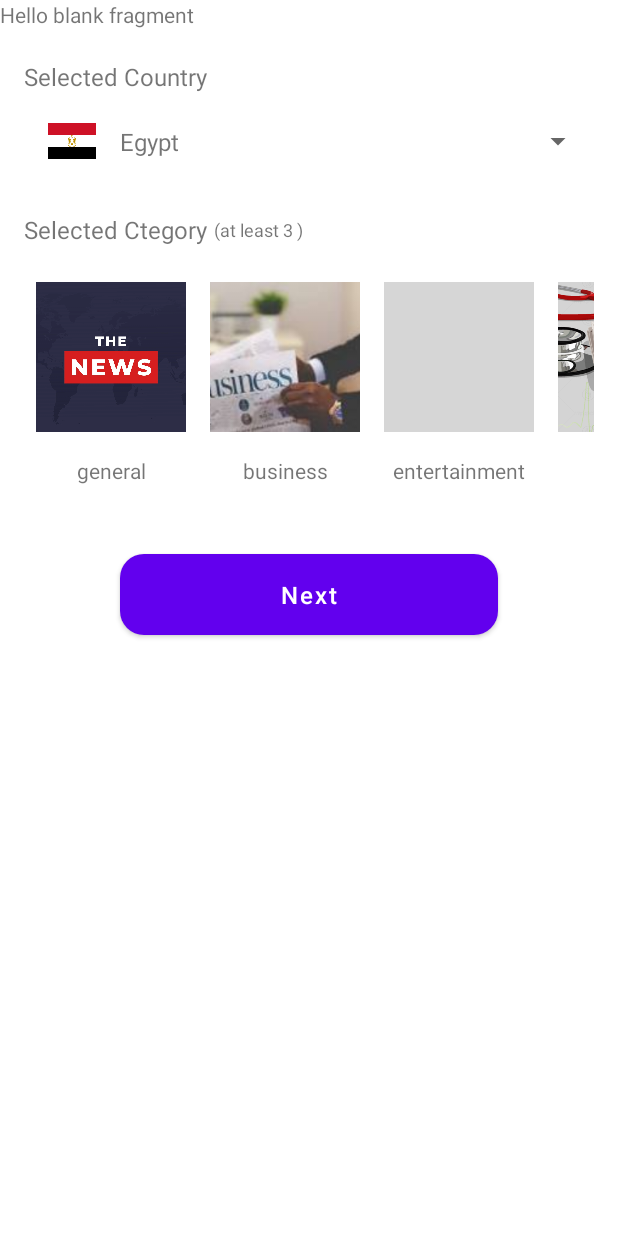
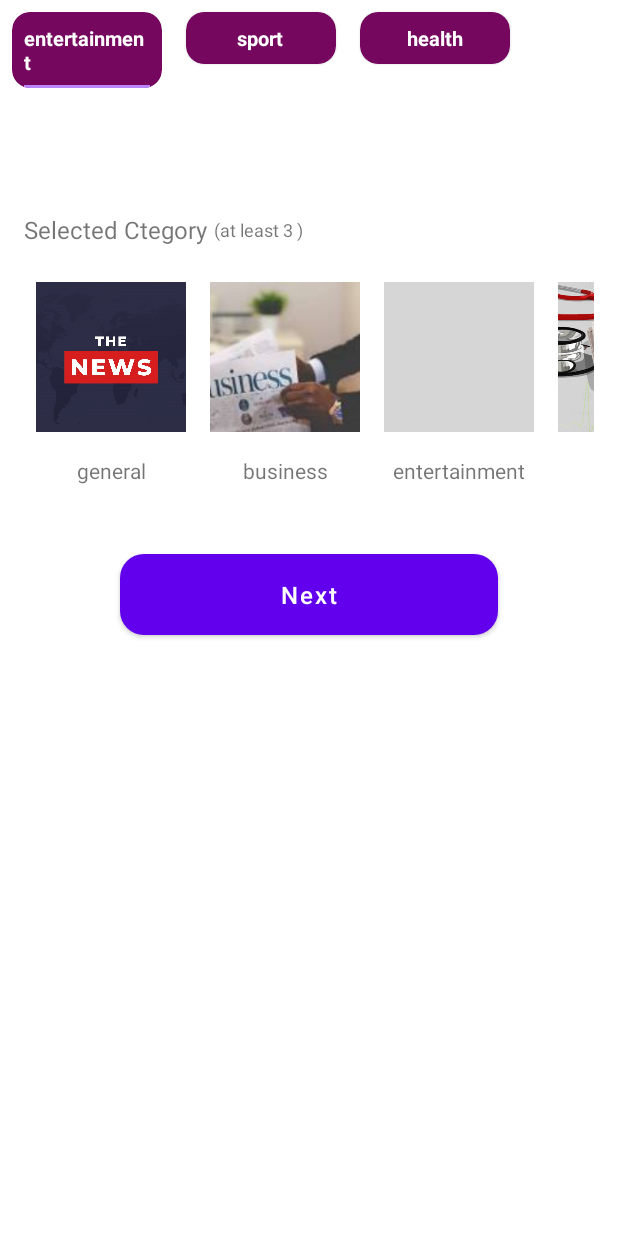
Before and after one commit to doaaessam98/NewsApp, an Android app: the fragment HomeFragment placed in its activity, on a phone screen of 412 x 824 dp. Run offline under Robolectric (Android 15) with nearby library versions, the phone set to English and light mode, and no system bars; our stand-ins replace data binding, navigation-ui, sdp/ssp sizes; grey boxes are pictures that could not be loaded.

Commit message:
design and implement category view in home screen

```diff
--- a/app/src/main/java/com/example/newsapp/models/Category.kt
+++ b/app/src/main/java/com/example/newsapp/models/Category.kt
@@ -2,4 +2,4 @@ package com.example.newsapp.models
 
 import android.graphics.drawable.Drawable
 
-data class Category (val name:String,val url:String)
+data class Category (val name:String, val url:String, var isSelected :Boolean = false)
--- a/app/src/main/java/com/example/newsapp/ui/MainActivity.kt
+++ b/app/src/main/java/com/example/newsapp/ui/MainActivity.kt
@@ -30,7 +30,7 @@ class MainActivity : AppCompatActivity() {
 
         navController.addOnDestinationChangedListener{ _,destination,_ ->
             when(destination.id){
-                R.id.onBoardingFragment-> {
+                R.id.onBoardingFragment,R.id.homeFragment-> {
                     supportActionBar?.hide()
 
 
--- /dev/null
+++ b/app/src/main/java/com/example/newsapp/ui/home/CategoryTabsAdapter.kt
@@ -0,0 +1,77 @@
+package com.example.newsapp.ui.home
+
+import android.content.ContentValues.TAG
+import android.opengl.Visibility
+import android.util.Log
+import android.view.LayoutInflater
+import android.view.View
+import android.view.ViewGroup
+import androidx.recyclerview.widget.RecyclerView
+import com.example.newsapp.databinding.CategoryListItemBinding
+import com.example.newsapp.models.Category
+import com.example.newsapp.utils.onclick
+
+
+class CategoryTabsAdapter(private var categories :List<Category>, val  onCategoryClick:(String)->Unit) : RecyclerView.Adapter<CategoryTabsAdapter.CategoryViewHolder>(){
+
+
+    override fun onCreateViewHolder(parent: ViewGroup, viewType: Int): CategoryViewHolder {
+        val view = CategoryListItemBinding.inflate(LayoutInflater.from(parent.context),parent,false)
+
+       return CategoryViewHolder(view)
+    }
+
+    override fun onBindViewHolder(holder: CategoryViewHolder, position: Int) {
+      val item = categories[position]
+
+        checkIsSelectedOrNot(item,holder)
+
+        holder.binding.tvSelectedCountry.text = item.name
+        holder.binding.cardItemCategory.onclick{
+            onCategoryClick(item.name)
+            categories.forEach { category ->
+                category.isSelected = category.name.equals(item.name)
+                checkIsSelectedOrNot(category,holder)
+//                if(category.name.equals(item.name)){
+//                    holder.binding.selectedTab.visibility = View.VISIBLE
+//                    category.isSelected = true
+//                } else{
+//                    holder.binding.selectedTab.visibility =View.GONE
+//                    category.isSelected = false
+//                }
+                //notifyItemChanged(position);
+               notifyDataSetChanged();
+
+
+            }
+        }
+
+
+    }
+
+    private fun checkIsSelectedOrNot(item: Category, holder: CategoryViewHolder) {
+        if(item.isSelected){
+            holder.binding.selectedTab.visibility = View.VISIBLE
+        } else{
+            holder.binding.selectedTab.visibility =View.GONE
+        }
+
+
+
+    }
+
+
+    override fun getItemCount(): Int {
+       return categories.size
+    }
+
+
+   fun submitList(newCategories: List<Category>){
+       categories = newCategories
+       this.notifyDataSetChanged()
+   }
+
+    class CategoryViewHolder(val binding: CategoryListItemBinding) :RecyclerView.ViewHolder(binding.root)
+
+
+}
--- a/app/src/main/java/com/example/newsapp/ui/home/HomeFragment.kt
+++ b/app/src/main/java/com/example/newsapp/ui/home/HomeFragment.kt
@@ -1,60 +1,50 @@
 package com.example.newsapp.ui.home
 
 import android.os.Bundle
-import androidx.fragment.app.Fragment
 import android.view.LayoutInflater
 import android.view.View
 import android.view.ViewGroup
-import com.example.newsapp.R
+import androidx.fragment.app.Fragment
+import androidx.recyclerview.widget.LinearLayoutManager
+import com.example.newsapp.databinding.FragmentHomeBinding
+import com.example.newsapp.models.Category
 
-// TODO: Rename parameter arguments, choose names that match
-// the fragment initialization parameters, e.g. ARG_ITEM_NUMBER
-private const val ARG_PARAM1 = "param1"
-private const val ARG_PARAM2 = "param2"
 
-/**
- * A simple [Fragment] subclass.
- * Use the [HomeFragment.newInstance] factory method to
- * create an instance of this fragment.
- */
 class HomeFragment : Fragment() {
-    // TODO: Rename and change types of parameters
-    private var param1: String? = null
-    private var param2: String? = null
 
-    override fun onCreate(savedInstanceState: Bundle?) {
-        super.onCreate(savedInstanceState)
-        arguments?.let {
-            param1 = it.getString(ARG_PARAM1)
-            param2 = it.getString(ARG_PARAM2)
-        }
-    }
-
+  lateinit var binding: FragmentHomeBinding
+  lateinit var categoryTabsAdapter: CategoryTabsAdapter
     override fun onCreateView(
         inflater: LayoutInflater, container: ViewGroup?,
         savedInstanceState: Bundle?
     ): View? {
-        // Inflate the layout for this fragment
-        return inflater.inflate(R.layout.fragment_home, container, false)
+        binding = FragmentHomeBinding.inflate(inflater)
+
+         setUpCategoriesView()
+        return binding.root
     }
 
-    companion object {
-        /**
-         * Use this factory method to create a new instance of
-         * this fragment using the provided parameters.
-         *
-         * @param param1 Parameter 1.
-         * @param param2 Parameter 2.
-         * @return A new instance of fragment HomeFragment.
-         */
-        // TODO: Rename and change types and number of parameters
-        @JvmStatic
-        fun newInstance(param1: String, param2: String) =
-            HomeFragment().apply {
-                arguments = Bundle().apply {
-                    putString(ARG_PARAM1, param1)
-                    putString(ARG_PARAM2, param2)
-                }
-            }
+    private fun setUpCategoriesView() {
+        categoryTabsAdapter = CategoryTabsAdapter(listOf(
+            Category("entertainment","", isSelected = true),
+                    Category("sport",""),
+            Category("health","")
+
+        )){
+            // onCategoryClick(it)
+         }
+        binding.rvHomeCategory.apply {
+            layoutManager  = LinearLayoutManager(context, LinearLayoutManager.HORIZONTAL, false)
+            adapter=categoryTabsAdapter
+
+        }
+
+
     }
+
+    private fun onCategoryClick(selectedCategory: String) {
+
+    }
+
+
 }
--- /dev/null
+++ b/app/src/main/res/layout/category_list_item.xml
@@ -0,0 +1,59 @@
+<?xml version="1.0" encoding="utf-8"?>
+<layout xmlns:android="http://schemas.android.com/apk/res/android"
+    xmlns:tools="http://schemas.android.com/tools"
+    xmlns:app="http://schemas.android.com/apk/res-auto">
+
+    <data>
+
+    </data>
+
+
+        <com.google.android.material.card.MaterialCardView
+            android:id="@+id/card_item_category"
+            android:layout_width="100dp"
+            android:layout_height="wrap_content"
+            android:backgroundTint="#75075F"
+            android:layout_margin="8dp"
+            app:cardCornerRadius="12dp"
+            android:elevation="4dp"
+            >
+
+        <androidx.constraintlayout.widget.ConstraintLayout
+            android:layout_width="wrap_content"
+            android:layout_height="match_parent"
+            android:layout_gravity="center"
+
+            >
+            <com.google.android.material.textview.MaterialTextView
+                android:id="@+id/tv_selected_country"
+                android:layout_width="wrap_content"
+                android:layout_height="wrap_content"
+                android:textSize="13sp"
+                tools:text="sport"
+                android:padding="8dp"
+                android:textStyle="bold"
+                app:layout_constraintStart_toStartOf="parent"
+                app:layout_constraintEnd_toEndOf="parent"
+                app:layout_constraintTop_toTopOf="parent"
+                app:layout_constraintBottom_toBottomOf="parent"
+                android:layout_gravity="center"
+                android:textColor="@color/white"
+                />
+
+            <View
+                android:id="@+id/selected_tab"
+                android:visibility="visible"
+                android:layout_width="match_parent"
+                android:layout_height="@dimen/_3sdp"
+                app:layout_constraintStart_toStartOf="parent"
+                app:layout_constraintEnd_toEndOf="parent"
+                android:layout_marginHorizontal="8dp"
+                app:layout_constraintBottom_toBottomOf="parent"
+                android:background="@color/purple_200"/>
+
+        </androidx.constraintlayout.widget.ConstraintLayout>
+
+
+        </com.google.android.material.card.MaterialCardView>
+
+</layout>
--- a/app/src/main/res/layout/fragment_home.xml
+++ b/app/src/main/res/layout/fragment_home.xml
@@ -1,14 +1,78 @@
 <?xml version="1.0" encoding="utf-8"?>
-<FrameLayout xmlns:android="http://schemas.android.com/apk/res/android"
+<layout xmlns:android="http://schemas.android.com/apk/res/android"
     xmlns:tools="http://schemas.android.com/tools"
-    android:layout_width="match_parent"
-    android:layout_height="match_parent"
-    tools:context=".ui.home.HomeFragment">
+    xmlns:app="http://schemas.android.com/apk/res-auto">
 
-    <!-- TODO: Update blank fragment layout -->
-    <TextView
+    <data>
+
+    </data>
+
+    <androidx.constraintlayout.widget.ConstraintLayout
         android:layout_width="match_parent"
         android:layout_height="match_parent"
-        android:text="@string/hello_blank_fragment" />
+        tools:context=".ui.home.HomeFragment">
 
-</FrameLayout>
+
+        <com.google.android.material.appbar.AppBarLayout
+            android:id="@+id/appbar"
+            android:layout_width="match_parent"
+            android:layout_height="wrap_content"
+            android:background="@color/purple_200"
+            android:fitsSystemWindows="true"
+            android:theme="@style/ThemeOverlay.AppCompat.Dark.ActionBar"
+            app:layout_constraintEnd_toEndOf="parent"
+            app:layout_constraintStart_toStartOf="parent"
+            app:layout_constraintTop_toTopOf="parent">
+
+
+            <com.google.android.material.appbar.CollapsingToolbarLayout
+                android:id="@+id/collapsing_toolbar"
+                android:layout_width="match_parent"
+                android:layout_height="120dp"
+                android:fitsSystemWindows="true"
+                app:contentScrim="#5A7480"
+                app:expandedTitleGravity="bottom"
+                app:expandedTitleMarginEnd="8dp"
+                app:expandedTitleMarginStart="8dp"
+                app:layout_scrollFlags="scroll|exitUntilCollapsed">
+
+                <LinearLayout
+                    android:layout_width="match_parent"
+                    android:layout_height="match_parent"
+                    android:background="@color/white">
+
+                </LinearLayout>
+
+               <androidx.recyclerview.widget.RecyclerView
+                   android:id="@+id/rv_home_category"
+                   android:layout_width="match_parent"
+                   android:layout_height="wrap_content"
+                   tools:listitem="@layout/category_list_item"
+                   android:layout_gravity="center_horizontal"
+                   />
+
+            </com.google.android.material.appbar.CollapsingToolbarLayout>
+
+        </com.google.android.material.appbar.AppBarLayout>
+
+        <ProgressBar
+            android:id="@+id/progress_bar"
+            android:layout_width="32dp"
+            android:layout_height="32dp"
+            android:layout_gravity="center"
+            android:layout_marginTop="100dp"
+            android:visibility="gone"
+            app:layout_constraintBottom_toBottomOf="parent"
+            app:layout_constraintEnd_toEndOf="parent"
+            app:layout_constraintStart_toStartOf="parent"
+            app:layout_constraintTop_toTopOf="parent"
+
+            />
+
+        <androidx.recyclerview.widget.RecyclerView
+            android:id="@+id/pager"
+            android:layout_width="match_parent"
+            android:layout_height="match_parent"
+            app:layout_behavior="@string/appbar_scrolling_view_behavior" />
+    </androidx.constraintlayout.widget.ConstraintLayout>
+</layout>
--- /dev/null
+++ b/app/src/main/res/layout/headline_list_item.xml
@@ -0,0 +1,13 @@
+<?xml version="1.0" encoding="utf-8"?>
+<layout xmlns:android="http://schemas.android.com/apk/res/android">
+
+    <data>
+
+    </data>
+
+    <androidx.constraintlayout.widget.ConstraintLayout
+        android:layout_width="match_parent"
+        android:layout_height="match_parent">
+
+    </androidx.constraintlayout.widget.ConstraintLayout>
+</layout>
--- /dev/null
+++ b/app/src/main/res/layout/recycler_home_item.xml
@@ -0,0 +1,6 @@
+<?xml version="1.0" encoding="utf-8"?>
+<androidx.constraintlayout.widget.ConstraintLayout xmlns:android="http://schemas.android.com/apk/res/android"
+    android:layout_width="match_parent"
+    android:layout_height="match_parent">
+
+</androidx.constraintlayout.widget.ConstraintLayout>
--- /dev/null
+++ b/app/src/main/res/values/dimens.xml
@@ -0,0 +1,5 @@
+<?xml version="1.0" encoding="utf-8"?>
+<resources>
+    <dimen name="_60sdp">60dp</dimen>
+    <dimen name="_3sdp">2dp</dimen>
+</resources>
```
Also changed, not shown: app/build.gradle (+7 -2 lines).
